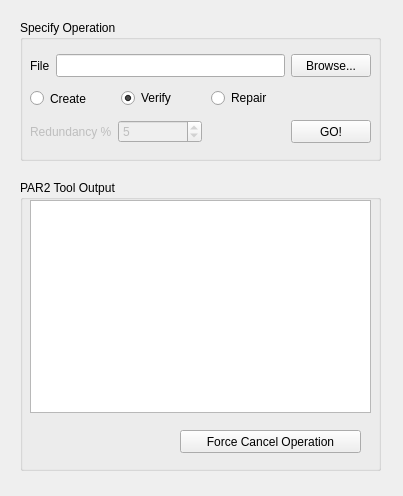
Qt form Forms/Par2Window.ui (billkarsh/SpikeGLX) before a commit.
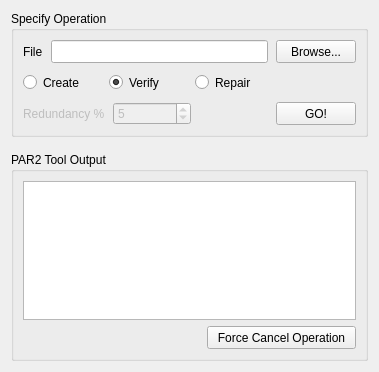
The same form after that commit.

Diff of the .ui file:
```diff
--- a/Forms/Par2Window.ui
+++ b/Forms/Par2Window.ui
@@ -6,100 +6,34 @@
    <rect>
     <x>0</x>
     <y>0</y>
-    <width>403</width>
-    <height>496</height>
+    <width>379</width>
+    <height>372</height>
    </rect>
   </property>
   <property name="windowTitle">
    <string>Form</string>
   </property>
-  <widget class="QGroupBox" name="outputGB">
-   <property name="geometry">
-    <rect>
-     <x>20</x>
-     <y>180</y>
-     <width>361</width>
-     <height>291</height>
-    </rect>
+  <layout class="QGridLayout" name="gridLayout_3">
+   <property name="verticalSpacing">
+    <number>15</number>
    </property>
-   <property name="title">
-    <string>PAR2 Tool Output</string>
-   </property>
-   <widget class="QTextEdit" name="outputTE">
-    <property name="geometry">
-     <rect>
-      <x>10</x>
-      <y>20</y>
-      <width>341</width>
-      <height>213</height>
-     </rect>
-    </property>
-    <property name="focusPolicy">
-     <enum>Qt::NoFocus</enum>
-    </property>
-    <property name="undoRedoEnabled">
-     <bool>false</bool>
-    </property>
-    <property name="lineWrapMode">
-     <enum>QTextEdit::NoWrap</enum>
-    </property>
-    <property name="readOnly">
-     <bool>true</bool>
-    </property>
-    <property name="acceptRichText">
-     <bool>false</bool>
-    </property>
-   </widget>
-   <widget class="QPushButton" name="forceCancelBut">
-    <property name="geometry">
-     <rect>
-      <x>160</x>
-      <y>250</y>
-      <width>181</width>
-      <height>23</height>
-     </rect>
-    </property>
-    <property name="minimumSize">
-     <size>
-      <width>0</width>
-      <height>23</height>
-     </size>
-    </property>
-    <property name="text">
-     <string>Force Cancel Operation</string>
-    </property>
-   </widget>
-  </widget>
+   <item row="0" column="0">
   <widget class="QGroupBox" name="specifyGB">
    <property name="enabled">
     <bool>true</bool>
    </property>
-   <property name="geometry">
-    <rect>
-     <x>20</x>
-     <y>20</y>
-     <width>361</width>
-     <height>141</height>
-    </rect>
-   </property>
    <property name="title">
     <string>Specify Operation</string>
    </property>
-   <widget class="QWidget" name="verticalLayoutWidget">
-    <property name="geometry">
-     <rect>
-      <x>10</x>
-      <y>30</y>
-      <width>341</width>
-      <height>97</height>
-     </rect>
-    </property>
-    <layout class="QVBoxLayout" name="verticalLayout">
-     <property name="spacing">
-      <number>6</number>
-     </property>
-     <item>
+     <layout class="QGridLayout" name="gridLayout">
+      <property name="verticalSpacing">
+       <number>8</number>
+      </property>
+      <item row="0" column="0">
       <layout class="QHBoxLayout" name="horizontalLayout">
+        <property name="spacing">
+         <number>8</number>
+        </property>
        <item>
         <widget class="QLabel" name="label">
          <property name="text">
@@ -119,6 +53,12 @@
        </item>
        <item>
         <widget class="QPushButton" name="browseBut">
+          <property name="sizePolicy">
+           <sizepolicy hsizetype="Preferred" vsizetype="Preferred">
+            <horstretch>0</horstretch>
+            <verstretch>0</verstretch>
+           </sizepolicy>
+          </property>
          <property name="minimumSize">
           <size>
            <width>0</width>
@@ -132,10 +72,16 @@
        </item>
       </layout>
      </item>
-     <item>
+      <item row="1" column="0">
       <layout class="QHBoxLayout" name="loWidget111">
        <item>
         <widget class="QRadioButton" name="createRB">
+          <property name="sizePolicy">
+           <sizepolicy hsizetype="Preferred" vsizetype="Preferred">
+            <horstretch>0</horstretch>
+            <verstretch>0</verstretch>
+           </sizepolicy>
+          </property>
          <property name="minimumSize">
           <size>
            <width>0</width>
@@ -149,6 +95,12 @@
        </item>
        <item>
         <widget class="QRadioButton" name="verifyRB">
+          <property name="sizePolicy">
+           <sizepolicy hsizetype="Preferred" vsizetype="Preferred">
+            <horstretch>0</horstretch>
+            <verstretch>0</verstretch>
+           </sizepolicy>
+          </property>
          <property name="text">
           <string>Verify</string>
          </property>
@@ -159,6 +111,12 @@
        </item>
        <item>
         <widget class="QRadioButton" name="repairRB">
+          <property name="sizePolicy">
+           <sizepolicy hsizetype="Preferred" vsizetype="Preferred">
+            <horstretch>0</horstretch>
+            <verstretch>0</verstretch>
+           </sizepolicy>
+          </property>
          <property name="text">
           <string>Repair</string>
          </property>
@@ -182,6 +140,11 @@
        </item>
       </layout>
      </item>
+      <item row="2" column="0">
+       <layout class="QVBoxLayout" name="verticalLayout">
+        <property name="spacing">
+         <number>8</number>
+        </property>
      <item>
       <layout class="QHBoxLayout" name="horizontalLayout_2">
        <item>
@@ -237,6 +200,12 @@
        </item>
        <item>
         <widget class="QPushButton" name="goBut">
+            <property name="sizePolicy">
+             <sizepolicy hsizetype="Preferred" vsizetype="Preferred">
+              <horstretch>0</horstretch>
+              <verstretch>0</verstretch>
+             </sizepolicy>
+            </property>
          <property name="minimumSize">
           <size>
            <width>0</width>
@@ -246,13 +215,79 @@
          <property name="text">
           <string>GO!</string>
          </property>
+            <property name="autoDefault">
+             <bool>true</bool>
+            </property>
         </widget>
        </item>
       </layout>
      </item>
     </layout>
-   </widget>
-  </widget>
+      </item>
+     </layout>
+    </widget>
+   </item>
+   <item row="1" column="0">
+    <widget class="QGroupBox" name="outputGB">
+     <property name="title">
+      <string>PAR2 Tool Output</string>
+     </property>
+     <layout class="QGridLayout" name="gridLayout_2">
+      <item row="0" column="0" colspan="2">
+       <widget class="QTextEdit" name="outputTE">
+        <property name="focusPolicy">
+         <enum>Qt::NoFocus</enum>
+        </property>
+        <property name="undoRedoEnabled">
+         <bool>false</bool>
+        </property>
+        <property name="lineWrapMode">
+         <enum>QTextEdit::NoWrap</enum>
+        </property>
+        <property name="readOnly">
+         <bool>true</bool>
+        </property>
+        <property name="acceptRichText">
+         <bool>false</bool>
+        </property>
+       </widget>
+      </item>
+      <item row="1" column="0">
+       <spacer name="horizontalSpacer_3">
+        <property name="orientation">
+         <enum>Qt::Horizontal</enum>
+        </property>
+        <property name="sizeHint" stdset="0">
+         <size>
+          <width>199</width>
+          <height>20</height>
+         </size>
+        </property>
+       </spacer>
+      </item>
+      <item row="1" column="1">
+       <widget class="QPushButton" name="forceCancelBut">
+        <property name="sizePolicy">
+         <sizepolicy hsizetype="Preferred" vsizetype="Fixed">
+          <horstretch>0</horstretch>
+          <verstretch>0</verstretch>
+         </sizepolicy>
+        </property>
+        <property name="minimumSize">
+         <size>
+          <width>0</width>
+          <height>23</height>
+         </size>
+        </property>
+        <property name="text">
+         <string>  Force Cancel Operation  </string>
+        </property>
+       </widget>
+      </item>
+     </layout>
+    </widget>
+   </item>
+  </layout>
  </widget>
  <tabstops>
   <tabstop>goBut</tabstop>
```
Left out of the diff: 1 changed line with no effect on the pictures. Lines whose indentation alone changed are shown as unchanged.
